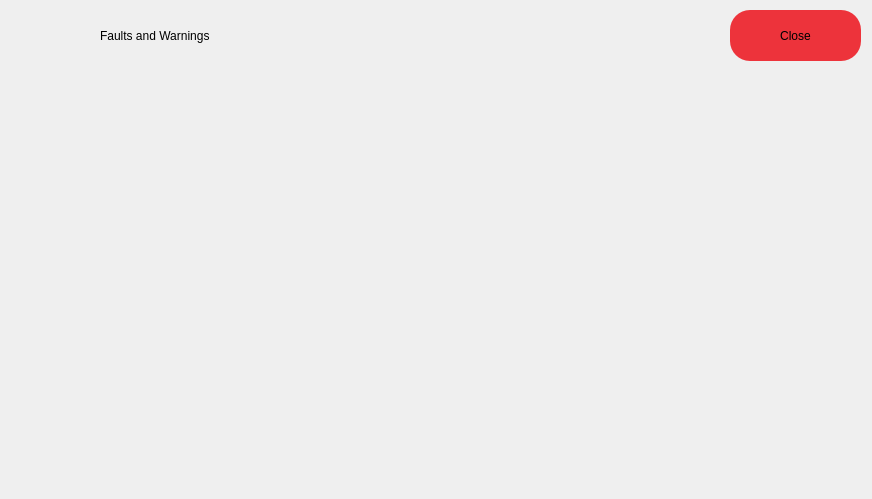
Before: the Qt Designer form apps/huracanXsantoka/dialogs/faultdialog.ui in GiovanniRaseraF/santoka_qt, drawn with Qt 5.
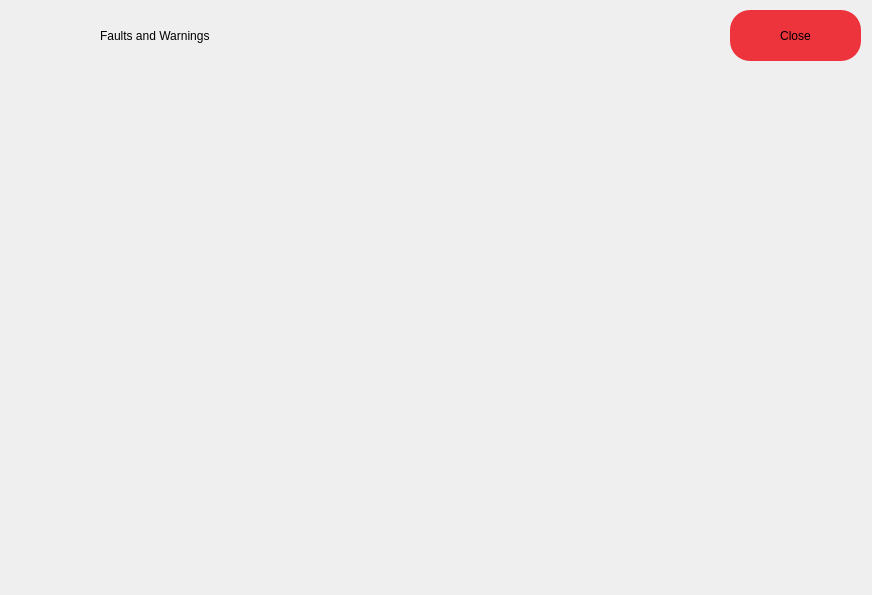
After: the same form once the commit is applied. Icons and pictures are not drawn.

```diff
--- a/apps/huracanXsantoka/dialogs/faultdialog.ui
+++ b/apps/huracanXsantoka/dialogs/faultdialog.ui
@@ -7,7 +7,7 @@
     <x>0</x>
     <y>0</y>
     <width>872</width>
-    <height>499</height>
+    <height>595</height>
    </rect>
   </property>
   <property name="windowTitle">
@@ -99,7 +99,7 @@
      <x>450</x>
      <y>70</y>
      <width>201</width>
-     <height>421</height>
+     <height>521</height>
     </rect>
    </property>
    <layout class="QVBoxLayout" name="vl_warnings1"/>
@@ -110,7 +110,7 @@
      <x>660</x>
      <y>70</y>
      <width>201</width>
-     <height>421</height>
+     <height>521</height>
     </rect>
    </property>
    <layout class="QVBoxLayout" name="vl_warnings2"/>
@@ -121,7 +121,7 @@
      <x>230</x>
      <y>70</y>
      <width>201</width>
-     <height>421</height>
+     <height>521</height>
     </rect>
    </property>
    <layout class="QVBoxLayout" name="vl_fault2"/>
@@ -132,7 +132,7 @@
      <x>20</x>
      <y>70</y>
      <width>201</width>
-     <height>421</height>
+     <height>521</height>
     </rect>
    </property>
    <layout class="QVBoxLayout" name="vl_fault1"/>
```
